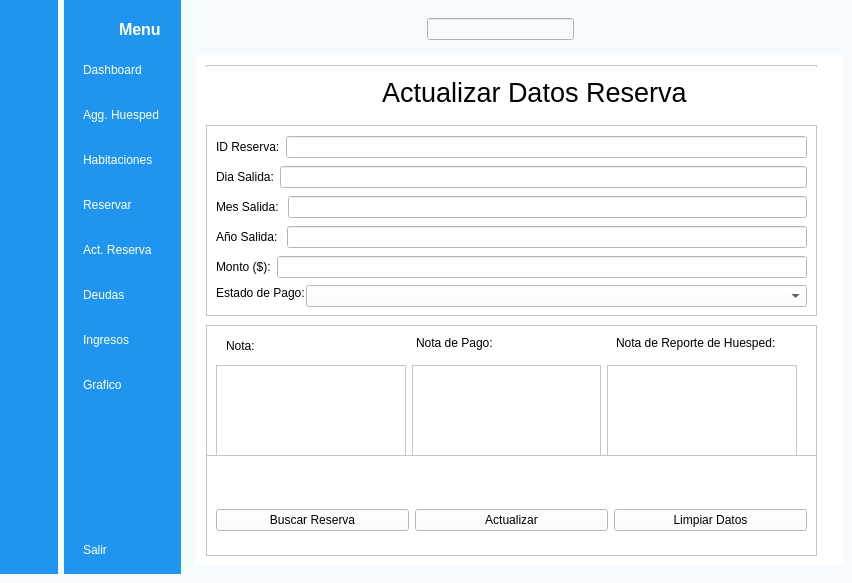
The window that gui/main.ui (williamsalberto/HotelReservationSystem) describes before a commit, drawn with Qt 5.
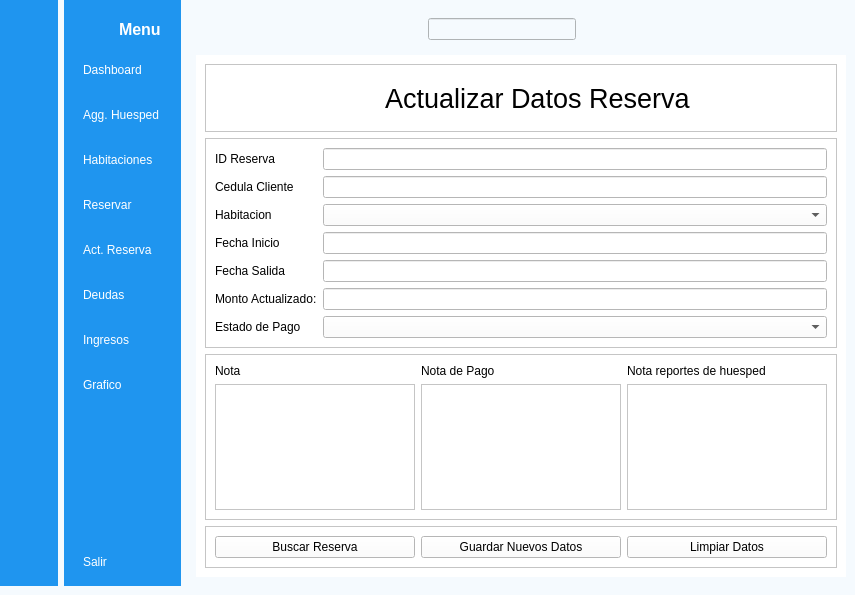
The same window after the commit. The open tabs and pages were chosen to show the change. Icons and pictures are not drawn.

The edit to the form file:
```diff
--- a/gui/main.ui
+++ b/gui/main.ui
@@ -6,8 +6,8 @@
    <rect>
     <x>0</x>
     <y>0</y>
-    <width>852</width>
-    <height>583</height>
+    <width>855</width>
+    <height>595</height>
    </rect>
   </property>
   <property name="minimumSize">
@@ -1437,346 +1437,221 @@
           </layout>
          </widget>
          <widget class="QWidget" name="actualizar_page">
-          <widget class="QFrame" name="frame_TituloActualizar">
-           <property name="geometry">
-            <rect>
-             <x>10</x>
-             <y>10</y>
-             <width>611</width>
-             <height>51</height>
-            </rect>
-           </property>
-           <property name="frameShape">
-            <enum>QFrame::StyledPanel</enum>
-           </property>
-           <property name="frameShadow">
-            <enum>QFrame::Raised</enum>
-           </property>
-           <widget class="QWidget" name="layoutWidget">
-            <property name="geometry">
-             <rect>
-              <x>0</x>
-              <y>2</y>
-              <width>619</width>
-              <height>50</height>
-             </rect>
-            </property>
-            <layout class="QHBoxLayout" name="horizontalLayout_8">
-             <item>
-              <spacer name="horizontalSpacer_5">
-               <property name="orientation">
-                <enum>Qt::Horizontal</enum>
-               </property>
-               <property name="sizeHint" stdset="0">
-                <size>
-                 <width>178</width>
-                 <height>38</height>
-                </size>
-               </property>
-              </spacer>
-             </item>
-             <item>
-              <widget class="QLabel" name="label_tituloActualizar">
-               <property name="font">
-                <font>
-                 <pointsize>20</pointsize>
-                </font>
-               </property>
-               <property name="text">
-                <string>Actualizar Datos Reserva</string>
-               </property>
-              </widget>
-             </item>
-             <item>
-              <spacer name="horizontalSpacer_6">
-               <property name="orientation">
-                <enum>Qt::Horizontal</enum>
-               </property>
-               <property name="sizeHint" stdset="0">
-                <size>
-                 <width>138</width>
-                 <height>48</height>
-                </size>
-               </property>
-              </spacer>
-             </item>
-            </layout>
-           </widget>
-          </widget>
-          <widget class="QFrame" name="frame_DatosActualizar">
-           <property name="geometry">
-            <rect>
-             <x>10</x>
-             <y>70</y>
-             <width>611</width>
-             <height>191</height>
-            </rect>
-           </property>
-           <property name="frameShape">
-            <enum>QFrame::StyledPanel</enum>
-           </property>
-           <property name="frameShadow">
-            <enum>QFrame::Raised</enum>
-           </property>
-           <widget class="QLabel" name="label_EstadoPagoActualizar">
-            <property name="geometry">
-             <rect>
-              <x>10</x>
-              <y>160</y>
-              <width>91</width>
-              <height>16</height>
-             </rect>
-            </property>
-            <property name="text">
-             <string>Estado de Pago:</string>
-            </property>
-           </widget>
-           <widget class="QComboBox" name="comboBox_EstagoPagoActualizar">
-            <property name="geometry">
-             <rect>
-              <x>100</x>
-              <y>160</y>
-              <width>501</width>
-              <height>22</height>
-             </rect>
-            </property>
-           </widget>
-           <widget class="QWidget" name="layoutWidget">
-            <property name="geometry">
-             <rect>
-              <x>10</x>
-              <y>40</y>
-              <width>591</width>
-              <height>24</height>
-             </rect>
-            </property>
-            <layout class="QHBoxLayout" name="horizontalLayout_9">
-             <item>
-              <widget class="QLabel" name="label_DiaSalidaActualizar">
-               <property name="text">
-                <string>Dia Salida:</string>
-               </property>
-              </widget>
-             </item>
-             <item>
-              <widget class="QLineEdit" name="lineEdit_DiaSalidaActualizar"/>
-             </item>
-            </layout>
-           </widget>
-           <widget class="QWidget" name="layoutWidget">
-            <property name="geometry">
-             <rect>
-              <x>10</x>
-              <y>10</y>
-              <width>591</width>
-              <height>24</height>
-             </rect>
-            </property>
-            <layout class="QHBoxLayout" name="horizontalLayout_10">
-             <item>
-              <widget class="QLabel" name="label_IDReservaActualizar">
-               <property name="text">
-                <string>ID Reserva:</string>
-               </property>
-              </widget>
-             </item>
-             <item>
-              <widget class="QLineEdit" name="lineEdit_IDReservaActualizar"/>
-             </item>
-            </layout>
-           </widget>
-           <widget class="QWidget" name="layoutWidget">
-            <property name="geometry">
-             <rect>
-              <x>10</x>
-              <y>70</y>
-              <width>591</width>
-              <height>24</height>
-             </rect>
-            </property>
-            <layout class="QHBoxLayout" name="horizontalLayout_11">
-             <item>
-              <widget class="QLabel" name="label_MesSalidaActualizar">
-               <property name="text">
-                <string>Mes Salida: </string>
-               </property>
-              </widget>
-             </item>
-             <item>
-              <widget class="QLineEdit" name="lineEdit_MesSalidaActualizar"/>
-             </item>
-            </layout>
-           </widget>
-           <widget class="QWidget" name="layoutWidget">
-            <property name="geometry">
-             <rect>
-              <x>10</x>
-              <y>100</y>
-              <width>591</width>
-              <height>24</height>
-             </rect>
-            </property>
-            <layout class="QHBoxLayout" name="horizontalLayout_14">
-             <item>
-              <widget class="QLabel" name="label_AnioSalidaActualizar">
-               <property name="text">
-                <string>Año Salida: </string>
-               </property>
-              </widget>
-             </item>
-             <item>
-              <widget class="QLineEdit" name="lineEdit_AnioSalidaActualizar"/>
-             </item>
-            </layout>
-           </widget>
-           <widget class="QWidget" name="layoutWidget">
-            <property name="geometry">
-             <rect>
-              <x>10</x>
-              <y>130</y>
-              <width>591</width>
-              <height>24</height>
-             </rect>
-            </property>
-            <layout class="QHBoxLayout" name="horizontalLayout_15">
-             <item>
-              <widget class="QLabel" name="label_MontoActualizar">
-               <property name="text">
-                <string>Monto ($):</string>
-               </property>
-              </widget>
-             </item>
-             <item>
-              <widget class="QLineEdit" name="lineEdit_MontoActualizar"/>
-             </item>
-            </layout>
-           </widget>
-          </widget>
-          <widget class="QFrame" name="frame">
-           <property name="geometry">
-            <rect>
-             <x>10</x>
-             <y>270</y>
-             <width>611</width>
-             <height>151</height>
-            </rect>
-           </property>
-           <property name="frameShape">
-            <enum>QFrame::StyledPanel</enum>
-           </property>
-           <property name="frameShadow">
-            <enum>QFrame::Raised</enum>
-           </property>
-           <widget class="QLabel" name="label_NotaActualizar">
-            <property name="geometry">
-             <rect>
-              <x>20</x>
-              <y>10</y>
-              <width>49</width>
-              <height>21</height>
-             </rect>
-            </property>
-            <property name="text">
-             <string>Nota:</string>
-            </property>
-           </widget>
-           <widget class="QLabel" name="label_NotaPagoActualizar">
-            <property name="geometry">
-             <rect>
-              <x>210</x>
-              <y>10</y>
-              <width>91</width>
-              <height>16</height>
-             </rect>
-            </property>
-            <property name="text">
-             <string>Nota de Pago:</string>
-            </property>
-           </widget>
-           <widget class="QLabel" name="label_NotaHuespedActualizar">
-            <property name="geometry">
-             <rect>
-              <x>410</x>
-              <y>10</y>
-              <width>161</width>
-              <height>16</height>
-             </rect>
-            </property>
-            <property name="text">
-             <string>Nota de Reporte de Huesped:</string>
-            </property>
-           </widget>
-           <widget class="QWidget" name="layoutWidget">
-            <property name="geometry">
-             <rect>
-              <x>10</x>
-              <y>40</y>
-              <width>581</width>
-              <height>91</height>
-             </rect>
-            </property>
-            <layout class="QHBoxLayout" name="horizontalLayout_12">
-             <item>
-              <widget class="QTextEdit" name="textEdit_NotaActualizar"/>
-             </item>
-             <item>
-              <widget class="QTextEdit" name="textEdit_NotaPagoActualizar"/>
-             </item>
-             <item>
-              <widget class="QTextEdit" name="textEdit_NotaHuespedActualizar"/>
-             </item>
-            </layout>
-           </widget>
-          </widget>
-          <widget class="QFrame" name="frame_botonesActualizar">
-           <property name="geometry">
-            <rect>
-             <x>10</x>
-             <y>400</y>
-             <width>611</width>
-             <height>101</height>
-            </rect>
-           </property>
-           <property name="frameShape">
-            <enum>QFrame::StyledPanel</enum>
-           </property>
-           <property name="frameShadow">
-            <enum>QFrame::Raised</enum>
-           </property>
-           <widget class="QWidget" name="layoutWidget">
-            <property name="geometry">
-             <rect>
-              <x>10</x>
-              <y>45</y>
-              <width>591</width>
-              <height>41</height>
-             </rect>
-            </property>
-            <layout class="QHBoxLayout" name="horizontalLayout_13">
-             <item>
-              <widget class="QPushButton" name="btn_BuscarReservaActualizar">
-               <property name="text">
-                <string>Buscar Reserva</string>
-               </property>
-              </widget>
-             </item>
-             <item>
-              <widget class="QPushButton" name="btn_ActualizarReserva">
-               <property name="text">
-                <string>Actualizar</string>
-               </property>
-              </widget>
-             </item>
-             <item>
-              <widget class="QPushButton" name="btn_LimpiarActualizar">
-               <property name="text">
-                <string>Limpiar Datos</string>
-               </property>
-              </widget>
-             </item>
-            </layout>
-           </widget>
-          </widget>
+          <property name="sizePolicy">
+           <sizepolicy hsizetype="Expanding" vsizetype="Expanding">
+            <horstretch>0</horstretch>
+            <verstretch>0</verstretch>
+           </sizepolicy>
+          </property>
+          <layout class="QVBoxLayout" name="verticalLayout_10">
+           <item>
+            <widget class="QFrame" name="frame_TituloActualizar">
+             <property name="frameShape">
+              <enum>QFrame::Shape::StyledPanel</enum>
+             </property>
+             <property name="frameShadow">
+              <enum>QFrame::Shadow::Raised</enum>
+             </property>
+             <layout class="QHBoxLayout" name="horizontalLayout_8">
+              <item>
+               <spacer name="horizontalSpacer_5">
+                <property name="orientation">
+                 <enum>Qt::Orientation::Horizontal</enum>
+                </property>
+                <property name="sizeHint" stdset="0">
+                 <size>
+                  <width>170</width>
+                  <height>38</height>
+                 </size>
+                </property>
+               </spacer>
+              </item>
+              <item>
+               <widget class="QLabel" name="label_tituloActualizar">
+                <property name="font">
+                 <font>
+                  <pointsize>20</pointsize>
+                 </font>
+                </property>
+                <property name="text">
+                 <string>Actualizar Datos Reserva</string>
+                </property>
+               </widget>
+              </item>
+              <item>
+               <spacer name="horizontalSpacer_6">
+                <property name="orientation">
+                 <enum>Qt::Orientation::Horizontal</enum>
+                </property>
+                <property name="sizeHint" stdset="0">
+                 <size>
+                  <width>130</width>
+                  <height>48</height>
+                 </size>
+                </property>
+               </spacer>
+              </item>
+             </layout>
+            </widget>
+           </item>
+           <item>
+            <widget class="QFrame" name="frame">
+             <property name="frameShape">
+              <enum>QFrame::Shape::StyledPanel</enum>
+             </property>
+             <property name="frameShadow">
+              <enum>QFrame::Shadow::Raised</enum>
+             </property>
+             <layout class="QFormLayout" name="formLayout_2">
+              <item row="0" column="0">
+               <widget class="QLabel" name="label_IDBuscarReserva">
+                <property name="text">
+                 <string>ID Reserva</string>
+                </property>
+               </widget>
+              </item>
+              <item row="0" column="1">
+               <widget class="QLineEdit" name="lineEdit_IDBuscar"/>
+              </item>
+              <item row="1" column="0">
+               <widget class="QLabel" name="label_CedulaActualizar">
+                <property name="text">
+                 <string>Cedula Cliente</string>
+                </property>
+               </widget>
+              </item>
+              <item row="1" column="1">
+               <widget class="QLineEdit" name="lineEdit_CedulaActualizar"/>
+              </item>
+              <item row="2" column="0">
+               <widget class="QLabel" name="label_HabitacionActualizar">
+                <property name="text">
+                 <string>Habitacion</string>
+                </property>
+               </widget>
+              </item>
+              <item row="2" column="1">
+               <widget class="QComboBox" name="comboBox_habitacionActualizar"/>
+              </item>
+              <item row="3" column="0">
+               <widget class="QLabel" name="label_FechaInicioActualizar">
+                <property name="text">
+                 <string>Fecha Inicio</string>
+                </property>
+               </widget>
+              </item>
+              <item row="3" column="1">
+               <widget class="QLineEdit" name="lineEdit_FechaInicioActualizar"/>
+              </item>
+              <item row="4" column="0">
+               <widget class="QLabel" name="label_FechaSalidaActualizar">
+                <property name="text">
+                 <string>Fecha Salida</string>
+                </property>
+               </widget>
+              </item>
+              <item row="4" column="1">
+               <widget class="QLineEdit" name="lineEdit_FechaSalidaActualizar"/>
+              </item>
+              <item row="5" column="0">
+               <widget class="QLabel" name="label_MontoActualizado">
+                <property name="text">
+                 <string>Monto Actualizado:</string>
+                </property>
+               </widget>
+              </item>
+              <item row="5" column="1">
+               <widget class="QLineEdit" name="lineEdit_MontoActualizado"/>
+              </item>
+              <item row="6" column="0">
+               <widget class="QLabel" name="label_EstadoPagoActualizar">
+                <property name="text">
+                 <string>Estado de Pago</string>
+                </property>
+               </widget>
+              </item>
+              <item row="6" column="1">
+               <widget class="QComboBox" name="comboBox_EstadoPagoActualizar"/>
+              </item>
+             </layout>
+            </widget>
+           </item>
+           <item>
+            <widget class="QFrame" name="frame_2">
+             <property name="frameShape">
+              <enum>QFrame::Shape::StyledPanel</enum>
+             </property>
+             <property name="frameShadow">
+              <enum>QFrame::Shadow::Raised</enum>
+             </property>
+             <layout class="QGridLayout" name="gridLayout_6">
+              <item row="0" column="0">
+               <widget class="QLabel" name="label_NotaActualizar">
+                <property name="text">
+                 <string>Nota</string>
+                </property>
+               </widget>
+              </item>
+              <item row="0" column="1">
+               <widget class="QLabel" name="label_NotaDePagoActualizar">
+                <property name="text">
+                 <string>Nota de Pago</string>
+                </property>
+               </widget>
+              </item>
+              <item row="0" column="2">
+               <widget class="QLabel" name="label_NotaReporteHuespedActualizar">
+                <property name="text">
+                 <string>Nota reportes de huesped</string>
+                </property>
+               </widget>
+              </item>
+              <item row="1" column="0">
+               <widget class="QTextEdit" name="textEdit_NotaActualizar"/>
+              </item>
+              <item row="1" column="1">
+               <widget class="QTextEdit" name="textEdit_NotaDePagoActualizar"/>
+              </item>
+              <item row="1" column="2">
+               <widget class="QTextEdit" name="textEdit_NotaReporteHuespedActualizar"/>
+              </item>
+             </layout>
+            </widget>
+           </item>
+           <item>
+            <widget class="QFrame" name="frame_3">
+             <property name="frameShape">
+              <enum>QFrame::Shape::StyledPanel</enum>
+             </property>
+             <property name="frameShadow">
+              <enum>QFrame::Shadow::Raised</enum>
+             </property>
+             <layout class="QHBoxLayout" name="horizontalLayout_9">
+              <item>
+               <widget class="QPushButton" name="btn_BuscarReserva">
+                <property name="text">
+                 <string>Buscar Reserva</string>
+                </property>
+               </widget>
+              </item>
+              <item>
+               <widget class="QPushButton" name="btn_Actualizar">
+                <property name="text">
+                 <string>Guardar Nuevos Datos</string>
+                </property>
+               </widget>
+              </item>
+              <item>
+               <widget class="QPushButton" name="btn_LimpiarActualizacion">
+                <property name="text">
+                 <string>Limpiar Datos</string>
+                </property>
+               </widget>
+              </item>
+             </layout>
+            </widget>
+           </item>
+          </layout>
          </widget>
          <widget class="QWidget" name="deudas_page"/>
          <widget class="QWidget" name="ingresos_page"/>
```
Left out of the diff: 550 changed lines with no effect on the pictures.
